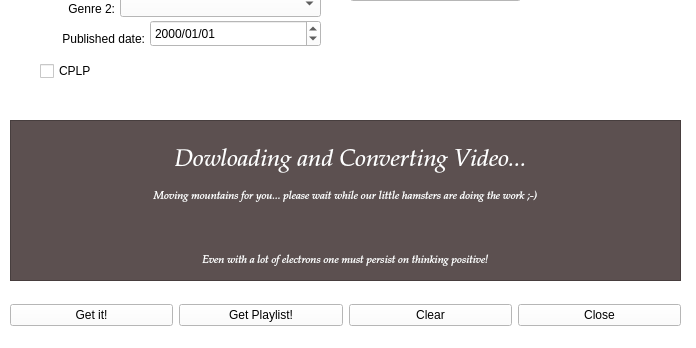
Before: the Qt Designer form src/externaldownloader.ui in netpack/XFB, drawn with Qt 5; both pictures show x 0 to 696 and y 200 to 548 of the 696 by 548 pixel window.
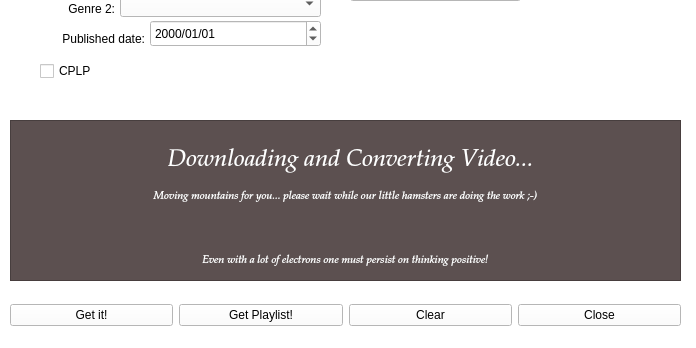
After: the same form once the commit is applied. Icons and pictures are not drawn.

What changed in the file:
```diff
--- a/src/externaldownloader.ui
+++ b/src/externaldownloader.ui
@@ -223,7 +223,7 @@
      <string notr="true">color:#FFF</string>
     </property>
     <property name="text">
-     <string>Dowloading and Converting Video...</string>
+     <string>Downloading and Converting Video...</string>
     </property>
     <property name="alignment">
      <set>Qt::AlignCenter</set>
```
